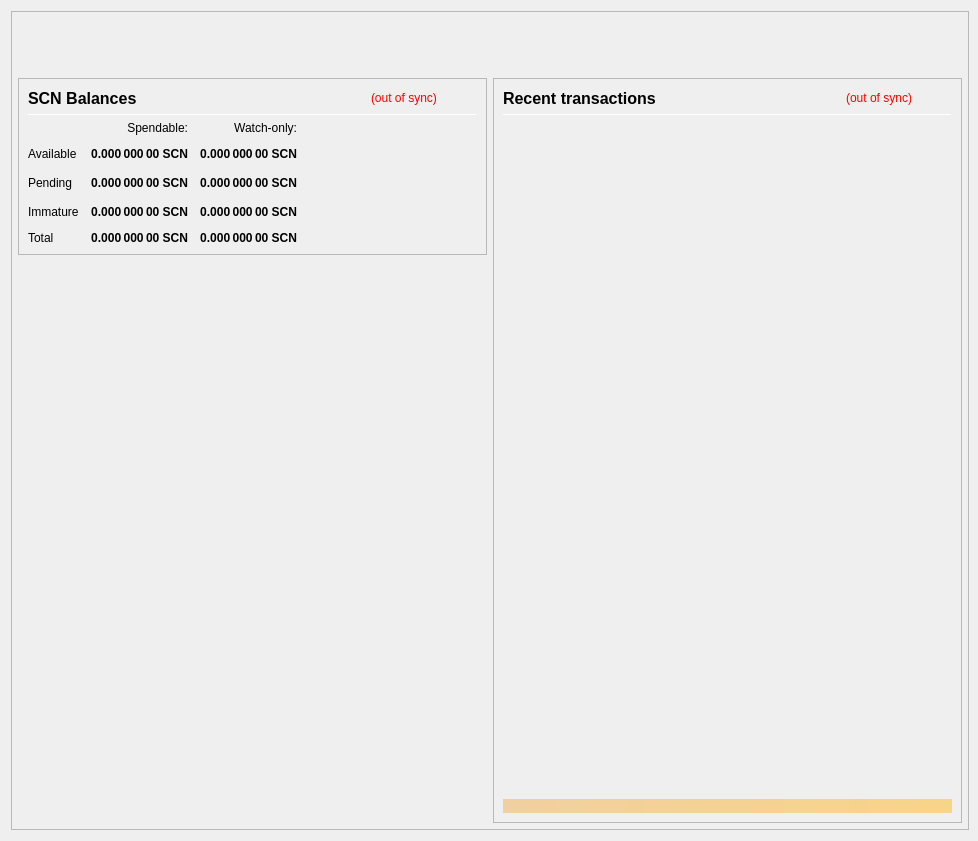
securecloudnet/SecureCloud, file src/qt/forms/overviewpage.ui: the form before one commit.
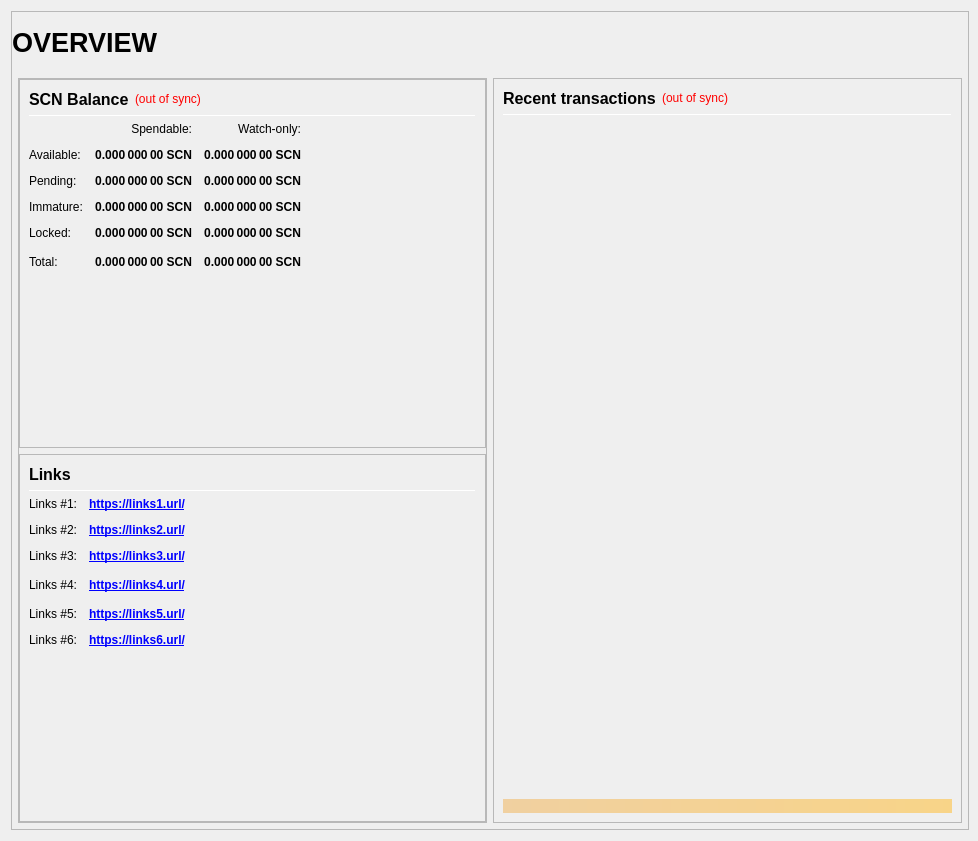
The form after the commit.

What changed in the file:
```diff
--- a/src/qt/forms/overviewpage.ui
+++ b/src/qt/forms/overviewpage.ui
@@ -16,16 +16,10 @@
     <height>682</height>
    </size>
   </property>
-  <property name="font">
-   <font>
-    <weight>50</weight>
-    <bold>false</bold>
-   </font>
-  </property>
   <property name="windowTitle">
    <string>Form</string>
   </property>
-  <layout class="QVBoxLayout" name="topLayout" stretch="0">
+  <layout class="QVBoxLayout" name="topLayout" stretch="1">
    <property name="rightMargin">
     <number>9</number>
    </property>
@@ -49,7 +43,7 @@
      <property name="frameShadow">
       <enum>QFrame::Raised</enum>
      </property>
-     <layout class="QVBoxLayout" name="verticalLayout_3" stretch="0">
+     <layout class="QVBoxLayout" name="verticalLayout_3" stretch="1">
       <property name="leftMargin">
        <number>0</number>
       </property>
@@ -92,10 +86,39 @@
             <number>0</number>
            </property>
            <item>
-            <layout class="QHBoxLayout" name="horizontalLayout_Header" stretch="1,0">
+            <layout class="QHBoxLayout" name="horizontalLayout_Header" stretch="1,0,1">
              <property name="spacing">
               <number>6</number>
              </property>
+             <item>
+              <widget class="QLabel" name="labelOverviewHeaderLeft">
+               <property name="minimumSize">
+                <size>
+                 <width>464</width>
+                 <height>60</height>
+                </size>
+               </property>
+               <property name="maximumSize">
+                <size>
+                 <width>16777215</width>
+                 <height>60</height>
+                </size>
+               </property>
+               <property name="font">
+                <font>
+                 <pointsize>20</pointsize>
+                 <weight>75</weight>
+                 <bold>true</bold>
+                </font>
+               </property>
+               <property name="text">
+                <string>OVERVIEW</string>
+               </property>
+               <property name="alignment">
+                <set>Qt::AlignLeading|Qt::AlignLeft|Qt::AlignVCenter</set>
+               </property>
+              </widget>
+             </item>
              <item>
               <spacer name="horizontalSpacer_Header">
                <property name="orientation">
@@ -162,9 +185,36 @@
               <number>6</number>
              </property>
              <item>
-              <layout class="QVBoxLayout" name="verticalLayout_left" stretch="0,0">
+              <layout class="QVBoxLayout" name="verticalLayout_left" stretch="1">
                <item>
-                <widget class="QFrame" name="frameBalances">
+                <widget class="QFrame" name="frameObfuscation">
+                 <property name="minimumSize">
+                  <size>
+                   <width>0</width>
+                   <height>0</height>
+                  </size>
+                 </property>
+                 <property name="frameShape">
+                  <enum>QFrame::StyledPanel</enum>
+                 </property>
+                 <property name="frameShadow">
+                  <enum>QFrame::Raised</enum>
+                 </property>
+                 <layout class="QVBoxLayout" name="verticalLayout" stretch="0,0,0,0">
+                  <property name="leftMargin">
+                   <number>0</number>
+                  </property>
+                  <property name="topMargin">
+                   <number>0</number>
+                  </property>
+                  <property name="rightMargin">
+                   <number>0</number>
+                  </property>
+                  <property name="bottomMargin">
+                   <number>0</number>
+                  </property>
+                  <item>
+                   <widget class="QFrame" name="frame_Balances">
                  <property name="frameShape">
                   <enum>QFrame::StyledPanel</enum>
                  </property>
@@ -173,16 +223,13 @@
                  </property>
                  <layout class="QVBoxLayout" name="verticalLayout_4">
                   <item>
-                   <layout class="QHBoxLayout" name="hlBalancesHeader" stretch="2,0,0">
-                    <property name="spacing">
-                     <number>6</number>
-                    </property>
+                      <layout class="QHBoxLayout" name="horizontalLayout_4">
                     <item>
                      <widget class="QLabel" name="labelBalances">
                       <property name="minimumSize">
                        <size>
                         <width>0</width>
-                        <height>0</height>
+                           <height>20</height>
                        </size>
                       </property>
                       <property name="font">
@@ -193,7 +240,7 @@
                        </font>
                       </property>
                       <property name="text">
-                       <string>SCN Balances</string>
+                          <string>SCN Balance</string>
                       </property>
                      </widget>
                     </item>
@@ -274,167 +321,6 @@
                       </property>
                       <property name="alignment">
                        <set>Qt::AlignRight|Qt::AlignTrailing|Qt::AlignVCenter</set>
-                      </property>
-                      <property name="textInteractionFlags">
-                       <set>Qt::NoTextInteraction</set>
-                      </property>
-                     </widget>
-                    </item>
-                    <item row="2" column="1">
-                     <widget class="QLabel" name="labelUnconfirmed">
-                      <property name="font">
-                       <font>
-                        <weight>75</weight>
-                        <bold>true</bold>
-                       </font>
-                      </property>
-                      <property name="cursor">
-                       <cursorShape>ArrowCursor</cursorShape>
-                      </property>
-                      <property name="toolTip">
-                       <string>Total of transactions that have yet to be confirmed, and do not yet count toward the spendable balance</string>
-                      </property>
-                      <property name="text">
-                       <string notr="true">0.000 000 00 SCN</string>
-                      </property>
-                      <property name="alignment">
-                       <set>Qt::AlignRight|Qt::AlignTrailing|Qt::AlignVCenter</set>
-                      </property>
-                      <property name="textInteractionFlags">
-                       <set>Qt::NoTextInteraction</set>
-                      </property>
-                     </widget>
-                    </item>
-                    <item row="3" column="2">
-                     <widget class="QLabel" name="labelWatchImmature">
-                      <property name="font">
-                       <font>
-                        <weight>75</weight>
-                        <bold>true</bold>
-                       </font>
-                      </property>
-                      <property name="cursor">
-                       <cursorShape>ArrowCursor</cursorShape>
-                      </property>
-                      <property name="toolTip">
-                       <string>Staked or masternode rewards in watch-only addresses that has not yet matured</string>
-                      </property>
-                      <property name="text">
-                       <string notr="true">0.000 000 00 SCN</string>
-                      </property>
-                      <property name="alignment">
-                       <set>Qt::AlignRight|Qt::AlignTrailing|Qt::AlignVCenter</set>
-                      </property>
-                      <property name="textInteractionFlags">
-                       <set>Qt::NoTextInteraction</set>
-                      </property>
-                     </widget>
-                    </item>
-                    <item row="4" column="0">
-                     <widget class="QLabel" name="labelTotalText">
-                      <property name="text">
-                       <string>Total</string>
-                      </property>
-                      <property name="textInteractionFlags">
-                       <set>Qt::NoTextInteraction</set>
-                      </property>
-                     </widget>
-                    </item>
-                    <item row="3" column="1">
-                     <widget class="QLabel" name="labelImmature">
-                      <property name="font">
-                       <font>
-                        <weight>75</weight>
-                        <bold>true</bold>
-                       </font>
-                      </property>
-                      <property name="cursor">
-                       <cursorShape>ArrowCursor</cursorShape>
-                      </property>
-                      <property name="toolTip">
-                       <string>Staked or masternode rewards that has not yet matured</string>
-                      </property>
-                      <property name="text">
-                       <string notr="true">0.000 000 00 SCN</string>
-                      </property>
-                      <property name="alignment">
-                       <set>Qt::AlignRight|Qt::AlignTrailing|Qt::AlignVCenter</set>
-                      </property>
-                      <property name="textInteractionFlags">
-                       <set>Qt::NoTextInteraction</set>
-                      </property>
-                     </widget>
-                    </item>
-                    <item row="2" column="3">
-                     <spacer name="hsBalances">
-                      <property name="orientation">
-                       <enum>Qt::Horizontal</enum>
-                      </property>
-                      <property name="sizeHint" stdset="0">
-                       <size>
-                        <width>40</width>
-                        <height>20</height>
-                       </size>
-                      </property>
-                     </spacer>
-                    </item>
-                    <item row="3" column="0">
-                     <widget class="QLabel" name="labelImmatureText">
-                      <property name="text">
-                       <string>Immature</string>
-                      </property>
-                      <property name="textInteractionFlags">
-                       <set>Qt::NoTextInteraction</set>
-                      </property>
-                     </widget>
-                    </item>
-                    <item row="4" column="1">
-                     <widget class="QLabel" name="labelTotal">
-                      <property name="font">
-                       <font>
-                        <weight>75</weight>
-                        <bold>true</bold>
-                       </font>
-                      </property>
-                      <property name="cursor">
-                       <cursorShape>ArrowCursor</cursorShape>
-                      </property>
-                      <property name="toolTip">
-                       <string>Your current total balance</string>
-                      </property>
-                      <property name="text">
-                       <string notr="true">0.000 000 00 SCN</string>
-                      </property>
-                      <property name="alignment">
-                       <set>Qt::AlignRight|Qt::AlignTrailing|Qt::AlignVCenter</set>
-                      </property>
-                      <property name="textInteractionFlags">
-                       <set>Qt::NoTextInteraction</set>
-                      </property>
-                     </widget>
-                    </item>
-                    <item row="4" column="2">
-                     <widget class="QLabel" name="labelWatchTotal">
-                      <property name="font">
-                       <font>
-                        <weight>75</weight>
-                        <bold>true</bold>
-                       </font>
-                      </property>
-                      <property name="cursor">
-                       <cursorShape>ArrowCursor</cursorShape>
-                      </property>
-                      <property name="toolTip">
-                       <string>Current total balance in watch-only addresses</string>
-                      </property>
-                      <property name="text">
-                       <string notr="true">0.000 000 00 SCN</string>
-                      </property>
-                      <property name="alignment">
-                       <set>Qt::AlignRight|Qt::AlignTrailing|Qt::AlignVCenter</set>
-                      </property>
-                      <property name="textInteractionFlags">
-                       <set>Qt::NoTextInteraction</set>
                       </property>
                      </widget>
                     </item>
@@ -451,10 +337,7 @@
                     <item row="1" column="0">
                      <widget class="QLabel" name="labelBalanceText">
                       <property name="text">
-                       <string>Available</string>
-                      </property>
-                      <property name="textInteractionFlags">
-                       <set>Qt::NoTextInteraction</set>
+                          <string>Available:</string>
                       </property>
                      </widget>
                     </item>
@@ -511,8 +394,30 @@
                     <item row="2" column="0">
                      <widget class="QLabel" name="labelPendingText">
                       <property name="text">
-                       <string>Pending</string>
-                      </property>
+                          <string>Pending:</string>
+                         </property>
+                        </widget>
+                       </item>
+                       <item row="2" column="1">
+                        <widget class="QLabel" name="labelUnconfirmed">
+                         <property name="font">
+                          <font>
+                           <weight>75</weight>
+                           <bold>true</bold>
+                          </font>
+                         </property>
+                         <property name="cursor">
+                          <cursorShape>IBeamCursor</cursorShape>
+                         </property>
+                         <property name="toolTip">
+                          <string>Total of transactions that have yet to be confirmed, and do not yet count toward the spendable balance</string>
+                         </property>
+                         <property name="text">
+                          <string notr="true">0.000 000 00 SCN</string>
+                         </property>
+                         <property name="alignment">
+                          <set>Qt::AlignRight|Qt::AlignTrailing|Qt::AlignVCenter</set>
+                         </property>
                       <property name="textInteractionFlags">
                        <set>Qt::NoTextInteraction</set>
                       </property>
@@ -526,16 +431,466 @@
                       <property name="alignment">
                        <set>Qt::AlignRight|Qt::AlignTrailing|Qt::AlignVCenter</set>
                       </property>
-                     </widget>
-                    </item>
-                   </layout>
-                  </item>
+                         <property name="textInteractionFlags">
+                          <set>Qt::LinksAccessibleByMouse|Qt::TextSelectableByKeyboard|Qt::TextSelectableByMouse</set>
+                         </property>
+                        </widget>
+                       </item>
+                       <item row="3" column="0">
+                        <widget class="QLabel" name="labelImmatureText">
+                         <property name="text">
+                          <string>Immature:</string>
+                         </property>
+                        </widget>
+                       </item>
+                       <item row="3" column="1">
+                        <widget class="QLabel" name="labelImmature">
+                         <property name="font">
+                          <font>
+                           <weight>75</weight>
+                           <bold>true</bold>
+                          </font>
+                         </property>
+                         <property name="cursor">
+                          <cursorShape>IBeamCursor</cursorShape>
+                         </property>
+                         <property name="toolTip">
+                          <string>Staked or masternode rewards that has not yet matured</string>
+                         </property>
+                         <property name="text">
+                          <string notr="true">0.000 000 00 SCN</string>
+                         </property>
+                         <property name="alignment">
+                          <set>Qt::AlignRight|Qt::AlignTrailing|Qt::AlignVCenter</set>
+                         </property>
+                         <property name="textInteractionFlags">
+                          <set>Qt::LinksAccessibleByMouse|Qt::TextSelectableByKeyboard|Qt::TextSelectableByMouse</set>
+                         </property>
+                        </widget>
+                       </item>
+                       <item row="3" column="2">
+                        <widget class="QLabel" name="labelWatchImmature">
+                         <property name="font">
+                          <font>
+                           <weight>75</weight>
+                           <bold>true</bold>
+                          </font>
+                         </property>
+                         <property name="cursor">
+                          <cursorShape>IBeamCursor</cursorShape>
+                         </property>
+                         <property name="toolTip">
+                          <string>Staked or masternode rewards in watch-only addresses that has not yet matured</string>
+                         </property>
+                         <property name="text">
+                          <string notr="true">0.000 000 00 SCN</string>
+                         </property>
+                         <property name="alignment">
+                          <set>Qt::AlignRight|Qt::AlignTrailing|Qt::AlignVCenter</set>
+                         </property>
+                         <property name="textInteractionFlags">
+                          <set>Qt::LinksAccessibleByMouse|Qt::TextSelectableByKeyboard|Qt::TextSelectableByMouse</set>
+                         </property>
+                        </widget>
+                       </item>
+                       <item row="4" column="0">
+                        <widget class="QLabel" name="labelLockedBalanceText">
+                         <property name="toolTip">
+                          <string>Locked SCN or Masternode collaterals.</string>
+                         </property>
+                         <property name="text">
+                          <string>Locked:</string>
+                         </property>
+                        </widget>
+                       </item>
+                       <item row="4" column="1">
+                        <widget class="QLabel" name="labelLockedBalance">
+                         <property name="font">
+                          <font>
+                           <weight>75</weight>
+                           <bold>true</bold>
+                          </font>
+                         </property>
+                         <property name="cursor">
+                          <cursorShape>IBeamCursor</cursorShape>
+                         </property>
+                         <property name="toolTip">
+                          <string>Locked SCN or Masternode collaterals</string>
+                         </property>
+                         <property name="text">
+                          <string notr="true">0.000 000 00 SCN</string>
+                         </property>
+                         <property name="alignment">
+                          <set>Qt::AlignRight|Qt::AlignTrailing|Qt::AlignVCenter</set>
+                         </property>
+                         <property name="textInteractionFlags">
+                          <set>Qt::LinksAccessibleByMouse|Qt::TextSelectableByKeyboard|Qt::TextSelectableByMouse</set>
+                         </property>
+                        </widget>
+                       </item>
+                       <item row="4" column="2">
+                        <widget class="QLabel" name="labelWatchLocked">
+                         <property name="font">
+                          <font>
+                           <weight>75</weight>
+                           <bold>true</bold>
+                          </font>
+                         </property>
+                         <property name="cursor">
+                          <cursorShape>IBeamCursor</cursorShape>
+                         </property>
+                         <property name="toolTip">
+                          <string>Current locked balance in watch-only addresses</string>
+                         </property>
+                         <property name="text">
+                          <string notr="true">0.000 000 00 SCN</string>
+                         </property>
+                         <property name="alignment">
+                          <set>Qt::AlignRight|Qt::AlignTrailing|Qt::AlignVCenter</set>
+                         </property>
+                         <property name="textInteractionFlags">
+                          <set>Qt::LinksAccessibleByMouse|Qt::TextSelectableByKeyboard|Qt::TextSelectableByMouse</set>
+                         </property>
+                        </widget>
+                       </item>
+                       <item row="5" column="0">
+                        <widget class="QLabel" name="labelTotalText">
+                         <property name="toolTip">
+                          <string>Your current SCN balance, unconfirmed and immature transactions included</string>
+                         </property>
+                         <property name="text">
+                          <string>Total:</string>
+                         </property>
+                        </widget>
+                       </item>
+                       <item row="5" column="1">
+                        <widget class="QLabel" name="labelTotal">
+                         <property name="font">
+                          <font>
+                           <weight>75</weight>
+                           <bold>true</bold>
+                          </font>
+                         </property>
+                         <property name="cursor">
+                          <cursorShape>IBeamCursor</cursorShape>
+                         </property>
+                         <property name="toolTip">
+                          <string>Your current SCN balance, unconfirmed and immature transactions included</string>
+                         </property>
+                         <property name="text">
+                          <string notr="true">0.000 000 00 SCN</string>
+                         </property>
+                         <property name="alignment">
+                          <set>Qt::AlignRight|Qt::AlignTrailing|Qt::AlignVCenter</set>
+                         </property>
+                         <property name="textInteractionFlags">
+                          <set>Qt::LinksAccessibleByMouse|Qt::TextSelectableByKeyboard|Qt::TextSelectableByMouse</set>
+                         </property>
+                        </widget>
+                       </item>
+                       <item row="5" column="2">
+                        <widget class="QLabel" name="labelWatchTotal">
+                         <property name="font">
+                          <font>
+                           <weight>75</weight>
+                           <bold>true</bold>
+                          </font>
+                         </property>
+                         <property name="cursor">
+                          <cursorShape>IBeamCursor</cursorShape>
+                         </property>
+                         <property name="toolTip">
+                          <string>Current total balance in watch-only addresses</string>
+                         </property>
+                         <property name="text">
+                          <string notr="true">0.000 000 00 SCN</string>
+                         </property>
+                         <property name="alignment">
+                          <set>Qt::AlignRight|Qt::AlignTrailing|Qt::AlignVCenter</set>
+                         </property>
+                         <property name="textInteractionFlags">
+                          <set>Qt::LinksAccessibleByMouse|Qt::TextSelectableByKeyboard|Qt::TextSelectableByMouse</set>
+                         </property>
+                        </widget>
+                       </item>
+                       <item row="5" column="3">
+                        <spacer name="horizontalSpacer_9">
+                         <property name="orientation">
+                          <enum>Qt::Horizontal</enum>
+                         </property>
+                         <property name="sizeHint" stdset="0">
+                          <size>
+                           <width>40</width>
+                           <height>20</height>
+                          </size>
+                         </property>
+                        </spacer>
+                       </item>
+                      </layout>
+                     </item>
+                     <item>
+                      <spacer name="verticalSpacer_3">
+                       <property name="orientation">
+                        <enum>Qt::Vertical</enum>
+                       </property>
+                       <property name="sizeHint" stdset="0">
+                        <size>
+                         <width>20</width>
+                         <height>40</height>
+                        </size>
+                       </property>
+                      </spacer>
+                     </item>
                  </layout>
                 </widget>
                </item>
                <item>
-                <spacer name="verticalSpacer">
+                   <widget class="QFrame" name="frame_Links">
+                    <property name="frameShape">
+                     <enum>QFrame::StyledPanel</enum>
+                    </property>
+                    <property name="frameShadow">
+                     <enum>QFrame::Raised</enum>
+                    </property>
+                    <layout class="QVBoxLayout" name="verticalLayout_Links">
+                     <item>
+                      <layout class="QHBoxLayout" name="horizontalLayout_Links_1" stretch="0,0">
+                       <item>
+                        <widget class="QLabel" name="label_Links_title">
+                         <property name="minimumSize">
+                          <size>
+                           <width>0</width>
+                           <height>20</height>
+                          </size>
+                         </property>
+                         <property name="font">
+                          <font>
+                           <pointsize>12</pointsize>
+                           <weight>75</weight>
+                           <bold>true</bold>
+                          </font>
+                         </property>
+                         <property name="text">
+                          <string>Links</string>
+                         </property>
+                        </widget>
+                       </item>
+                       <item>
+                        <spacer name="horizontalSpacer_Links_1">
                  <property name="orientation">
+                          <enum>Qt::Horizontal</enum>
+                         </property>
+                         <property name="sizeHint" stdset="0">
+                          <size>
+                           <width>40</width>
+                           <height>20</height>
+                          </size>
+                         </property>
+                        </spacer>
+                       </item>
+                      </layout>
+                     </item>
+                     <item>
+                      <widget class="Line" name="line_Links">
+                       <property name="minimumSize">
+                        <size>
+                         <width>0</width>
+                         <height>1</height>
+                        </size>
+                       </property>
+                       <property name="maximumSize">
+                        <size>
+                         <width>16777215</width>
+                         <height>1</height>
+                        </size>
+                       </property>
+                       <property name="orientation">
+                        <enum>Qt::Horizontal</enum>
+                       </property>
+                      </widget>
+                     </item>
+                     <item>
+                      <layout class="QGridLayout" name="gridLayout_Links">
+                       <property name="spacing">
+                        <number>12</number>
+                       </property>
+                       <item row="1" column="0">
+                        <widget class="QLabel" name="labelLinks1">
+                         <property name="text">
+                          <string>Links #1:</string>
+                         </property>
+                        </widget>
+                       </item>
+                       <item row="1" column="1">
+                        <widget class="QLabel" name="labelLinksUrl1">
+                         <property name="font">
+                          <font>
+                           <weight>75</weight>
+                           <bold>true</bold>
+                          </font>
+                         </property>
+                         <property name="text">
+                          <string notr="true">&lt;a href=&quot;https://links1.url/&quot;&gt;https://links1.url/&lt;/a&gt;</string>
+                         </property>
+                         <property name="textFormat">
+                          <enum>Qt::RichText</enum>
+                         </property>
+                         <property name="alignment">
+                          <set>Qt::AlignLeading|Qt::AlignLeft|Qt::AlignVCenter</set>
+                         </property>
+                         <property name="openExternalLinks">
+                          <bool>true</bool>
+                         </property>
+                        </widget>
+                       </item>
+                       <item row="2" column="0">
+                        <widget class="QLabel" name="labelLinks2">
+                         <property name="text">
+                          <string>Links #2:</string>
+                         </property>
+                        </widget>
+                       </item>
+                       <item row="2" column="1">
+                        <widget class="QLabel" name="labelLinksUrl2">
+                         <property name="font">
+                          <font>
+                           <weight>75</weight>
+                           <bold>true</bold>
+                          </font>
+                         </property>
+                         <property name="text">
+                          <string notr="true">&lt;a href=&quot;https://links2.url/&quot;&gt;https://links2.url/&lt;/a&gt;</string>
+                         </property>
+                         <property name="alignment">
+                          <set>Qt::AlignLeading|Qt::AlignLeft|Qt::AlignVCenter</set>
+                         </property>
+                         <property name="openExternalLinks">
+                          <bool>true</bool>
+                         </property>
+                        </widget>
+                       </item>
+                       <item row="3" column="0">
+                        <widget class="QLabel" name="labelLinks3">
+                         <property name="text">
+                          <string>Links #3:</string>
+                         </property>
+                        </widget>
+                       </item>
+                       <item row="3" column="1">
+                        <widget class="QLabel" name="labelLinksUrl3">
+                         <property name="font">
+                          <font>
+                           <weight>75</weight>
+                           <bold>true</bold>
+                          </font>
+                         </property>
+                         <property name="text">
+                          <string notr="true">&lt;a href=&quot;https://links3.url/&quot;&gt;https://links3.url/&lt;/a&gt;</string>
+                         </property>
+                         <property name="alignment">
+                           <set>Qt::AlignLeading|Qt::AlignLeft|Qt::AlignVCenter</set>
+                         </property>
+                         <property name="openExternalLinks">
+                          <bool>true</bool>
+                         </property>
+                        </widget>
+                       </item>
+                       <item row="4" column="0">
+                        <widget class="QLabel" name="labelLinks4">
+                         <property name="text">
+                          <string>Links #4:</string>
+                         </property>
+                        </widget>
+                       </item>
+                       <item row="4" column="1">
+                        <widget class="QLabel" name="labelLinksUrl4">
+                         <property name="font">
+                          <font>
+                           <weight>75</weight>
+                           <bold>true</bold>
+                          </font>
+                         </property>
+                         <property name="text">
+                          <string notr="true">&lt;a href=&quot;https://links4.url/&quot;&gt;https://links4.url/&lt;/a&gt;</string>
+                         </property>
+                         <property name="alignment">
+                           <set>Qt::AlignLeading|Qt::AlignLeft|Qt::AlignVCenter</set>
+                         </property>
+                         <property name="openExternalLinks">
+                          <bool>true</bool>
+                         </property>
+                        </widget>
+                       </item>
+                       <item row="4" column="2">
+                        <spacer name="horizontalSpacer_Links_2">
+                         <property name="orientation">
+                          <enum>Qt::Horizontal</enum>
+                         </property>
+                         <property name="sizeHint" stdset="0">
+                          <size>
+                           <width>40</width>
+                           <height>20</height>
+                          </size>
+                         </property>
+                        </spacer>
+                       </item>
+                       <item row="5" column="0">
+                        <widget class="QLabel" name="labelLinks5">
+                         <property name="text">
+                          <string>Links #5:</string>
+                         </property>
+                        </widget>
+                       </item>
+                       <item row="5" column="1">
+                        <widget class="QLabel" name="labelLinksUrl5">
+                         <property name="font">
+                          <font>
+                           <weight>75</weight>
+                           <bold>true</bold>
+                          </font>
+                         </property>
+                         <property name="text">
+                          <string notr="true">&lt;a href=&quot;https://links5.url/&quot;&gt;https://links5.url/&lt;/a&gt;</string>
+                         </property>
+                         <property name="alignment">
+                           <set>Qt::AlignLeading|Qt::AlignLeft|Qt::AlignVCenter</set>
+                         </property>
+                         <property name="openExternalLinks">
+                          <bool>true</bool>
+                         </property>
+                        </widget>
+                       </item>
+                       <item row="6" column="0">
+                        <widget class="QLabel" name="labelLinks6">
+                         <property name="text">
+                          <string>Links #6:</string>
+                         </property>
+                        </widget>
+                       </item>
+                       <item row="6" column="1">
+                        <widget class="QLabel" name="labelLinksUrl6">
+                         <property name="font">
+                          <font>
+                           <weight>75</weight>
+                           <bold>true</bold>
+                          </font>
+                         </property>
+                         <property name="text">
+                          <string notr="true">&lt;a href=&quot;https://links6.url/&quot;&gt;https://links6.url/&lt;/a&gt;</string>
+                         </property>
+                         <property name="alignment">
+                           <set>Qt::AlignLeading|Qt::AlignLeft|Qt::AlignVCenter</set>
+                         </property>
+                         <property name="openExternalLinks">
+                          <bool>true</bool>
+                         </property>
+                        </widget>
+                       </item>
+                      </layout>
+                     </item>
+                     <item>
+                      <spacer name="verticalSpacer_4">
+                       <property name="orientation">
                   <enum>Qt::Vertical</enum>
                  </property>
                  <property name="sizeHint" stdset="0">
@@ -545,6 +900,12 @@
                   </size>
                  </property>
                 </spacer>
+                     </item>
+                    </layout>
+                   </widget>
+                  </item>
+                 </layout>
+                </widget>
                </item>
               </layout>
              </item>
@@ -566,10 +927,7 @@
                  </property>
                  <layout class="QVBoxLayout" name="verticalLayout_1" stretch="0,0,0,0,0">
                   <item>
-                   <layout class="QHBoxLayout" name="horizontalLayout_2" stretch="2,0,0">
-                    <property name="spacing">
-                     <number>3</number>
-                    </property>
+                   <layout class="QHBoxLayout" name="horizontalLayout_2">
                     <item>
                      <widget class="QLabel" name="label_4">
                       <property name="minimumSize">
```
Left out of the diff: 56 changed lines with no effect on the pictures. Lines whose indentation alone changed are shown as unchanged.
